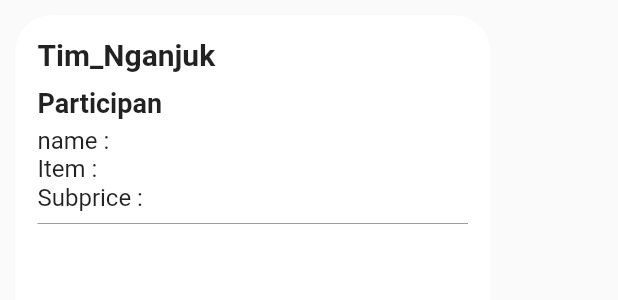
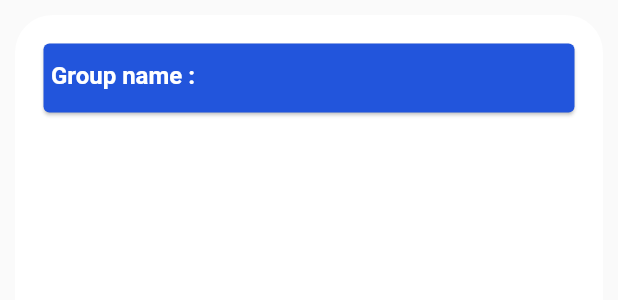
Before and after one commit to fakhrads/patungan, a Flutter app: the BodyDetail widget shown alone on an empty page, opened directly, on a phone screen of 412 x 824 dp. Shown: the top 300 px of the screen. Run offline on Flutter 3.47's test engine with Material 2 defaults, Android fonts, the phone set to English and light mode, and no system bars; missing offline and left inert: dart:html; network calls fail.

Commit message:
Update detailGroup

```diff
--- a/lib/src/views/detail_group/detailGroup.dart
+++ b/lib/src/views/detail_group/detailGroup.dart
@@ -41,57 +41,22 @@ class BodyDetail extends StatelessWidget {
 
   @override
   Widget build(BuildContext context) {
-    return Container(
+    return Center(
       child: Padding(
         padding: EdgeInsets.all(10),
         child: Container(
-          width: 317,
-          height: 600,
+          width: double.infinity,
+          height: double.infinity,
           decoration: BoxDecoration(
-            color: Colors.white,
-            borderRadius: BorderRadius.all(Radius.circular(25))
-          ),child: Padding(
+              color: Colors.white,
+              borderRadius: BorderRadius.all(Radius.circular(25))),
+          child: Padding(
             padding: EdgeInsets.all(15),
             child: Column(
               crossAxisAlignment: CrossAxisAlignment.start,
               children: [
-                Text(
-                  'Tim_Nganjuk',
-                  style: TextStyle(
-                    fontSize: 20,
-                    fontWeight: FontWeight.bold
-                  ),
-                  ),
+                Carddetail(),
                 Padding(padding: EdgeInsets.only(bottom: 10)),
-                Text(
-                  'Participan',
-                  style: TextStyle(
-                    fontSize: 18,
-                    fontWeight: FontWeight.bold
-                  ),
-                  ),
-                  Padding(padding: EdgeInsets.only(bottom: 5)),
-                  Text(
-                    'name : ',
-                    style: TextStyle(
-                      fontSize: 16,
-                    ),
-                  ),
-                  Text(
-                    'Item : ',
-                    style: TextStyle(
-                      fontSize: 16
-                    ),
-                  ),
-                  Text(
-                    'Subprice : ',
-                    style: TextStyle(
-                      fontSize: 16
-                    ),
-                  ),
-                  Divider(
-                    color: Colors.grey,
-                  )
               ],
             ),
           ),
@@ -100,3 +65,55 @@ class BodyDetail extends StatelessWidget {
     );
   }
 }
+
+class Carddetail extends StatefulWidget {
+  const Carddetail({Key? key}) : super(key: key);
+
+  @override
+  _CarddetailState createState() => _CarddetailState();
+}
+
+class _CarddetailState extends State<Carddetail> {
+  @override
+  Widget build(BuildContext context) {
+    return Container(
+      child: Card(
+        color: Color(0xFF2255DC),
+        child: InkWell(
+          onTap: () {
+            print('Tapped');
+          },
+          child: Column(
+            children: [
+              Padding(
+                padding: EdgeInsets.only(bottom: 15, top: 10),
+                child: Row(
+                  children: [
+                    Padding(
+                      padding: EdgeInsets.only(top: 2, left: 5),
+                      child: Row(
+                        crossAxisAlignment: CrossAxisAlignment.start,
+                        children: [
+                          Text(
+                            "Group name :",
+                            style: TextStyle(
+                              fontSize: 16,
+                              fontWeight: FontWeight.bold,
+                              color: Colors.white
+                            ),
+                          ),
+
+
+                        ],
+                      ),
+                    )
+                  ],
+                ),
+              )
+            ],
+          ),
+        ),
+      ),
+    );
+  }
+}
```
